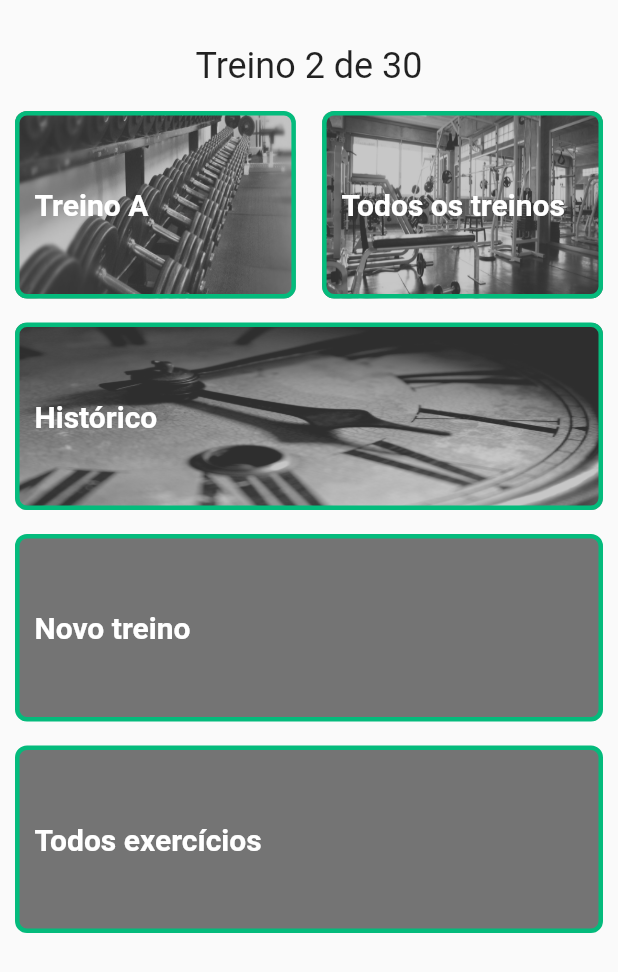
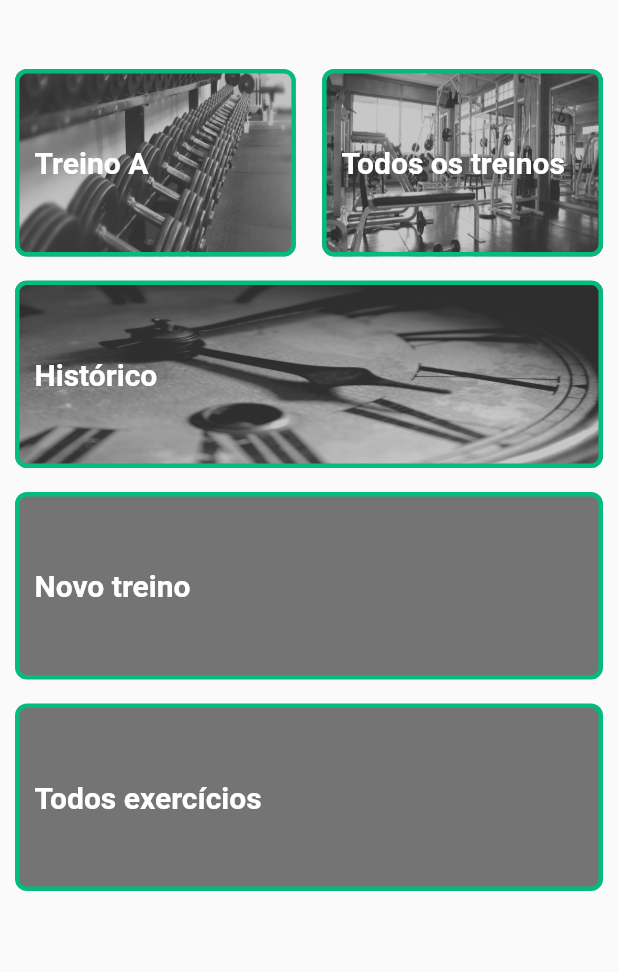
Before and after one commit to PauloVOFonseca/MyGymTrack, a Flutter app: the screen it shows after launch, on a phone screen of 412 x 824 dp. Shown: the top 972 px of the screen. Run offline on Flutter 3.47's test engine with Material 2 defaults, Android fonts, the phone set to English and light mode, and no system bars; our stand-ins replace table_calendar; Roboto replaces fonts that are missing (FiraSans).

Commit message:
feat: delete something that isn't used

```diff
--- a/lib/src/presentation/pages/home/home_page.dart
+++ b/lib/src/presentation/pages/home/home_page.dart
@@ -20,10 +20,6 @@ class _HomePageState extends State<HomePage> {
           child: Column(
             mainAxisAlignment: MainAxisAlignment.center,
             children: [
-              const Text(
-                'Treino 2 de 30',
-                style: TextStyle(fontSize: 24, fontWeight: FontWeight.w400),
-              ),
               const SizedBox(height: 16),
               Row(
                 mainAxisAlignment: MainAxisAlignment.spaceBetween,
@@ -49,8 +45,6 @@ class _HomePageState extends State<HomePage> {
                 caption: 'Acesse o histórico de treinos',
               ),
               const SizedBox(height: 16),
-              // const CalendarWidget(),
-              // const SizedBox(height: 16),
               const ItemTemplateWidget(title: 'Novo treino'),
               const SizedBox(height: 16),
               ItemTemplateWidget(
```
